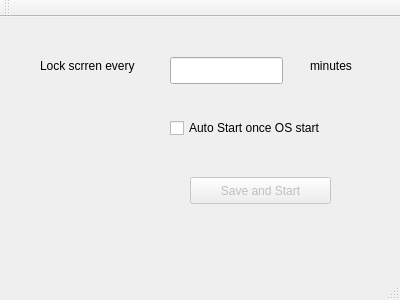
First picture: the form in mainwindow.ui, repository HamiguaLu/eyeProtector, before the edit.
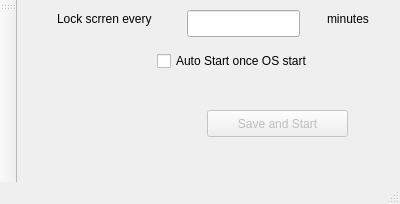
Second picture: the form after the edit. Icons and pictures are not drawn.

The edit to the form file:
```diff
--- a/mainwindow.ui
+++ b/mainwindow.ui
@@ -10,12 +10,12 @@
     <x>0</x>
     <y>0</y>
     <width>400</width>
-    <height>300</height>
+    <height>204</height>
    </rect>
   </property>
   <property name="maximumSize">
    <size>
-    <width>400</width>
+    <width>450</width>
     <height>300</height>
    </size>
   </property>
@@ -37,7 +37,7 @@
     <property name="geometry">
      <rect>
       <x>40</x>
-      <y>40</y>
+      <y>10</y>
       <width>131</width>
       <height>17</height>
      </rect>
@@ -50,7 +50,7 @@
     <property name="geometry">
      <rect>
       <x>170</x>
-      <y>40</y>
+      <y>10</y>
       <width>113</width>
       <height>27</height>
      </rect>
@@ -60,7 +60,7 @@
     <property name="geometry">
      <rect>
       <x>310</x>
-      <y>40</y>
+      <y>10</y>
       <width>67</width>
       <height>17</height>
      </rect>
@@ -73,11 +73,23 @@
     <property name="geometry">
      <rect>
       <x>0</x>
-      <y>80</y>
-      <width>241</width>
-      <height>121</height>
+      <y>30</y>
+      <width>128</width>
+      <height>128</height>
      </rect>
     </property>
+    <property name="minimumSize">
+     <size>
+      <width>128</width>
+      <height>128</height>
+     </size>
+    </property>
+    <property name="maximumSize">
+     <size>
+      <width>128</width>
+      <height>128</height>
+     </size>
+    </property>
     <property name="text">
      <string/>
     </property>
@@ -91,9 +103,9 @@
    <widget class="QCheckBox" name="m_cbAutoStart">
     <property name="geometry">
      <rect>
-      <x>170</x>
-      <y>100</y>
-      <width>201</width>
+      <x>140</x>
+      <y>50</y>
+      <width>231</width>
       <height>22</height>
      </rect>
     </property>
@@ -108,7 +120,7 @@
     <property name="geometry">
      <rect>
       <x>190</x>
-      <y>160</y>
+      <y>110</y>
       <width>141</width>
       <height>27</height>
      </rect>
@@ -117,23 +129,10 @@
      <string>Save and Start</string>
     </property>
    </widget>
-   <widget class="QLabel" name="m_countLabel">
-    <property name="geometry">
-     <rect>
-      <x>40</x>
-      <y>10</y>
-      <width>331</width>
-      <height>17</height>
-     </rect>
-    </property>
-    <property name="text">
-     <string/>
-    </property>
-   </widget>
   </widget>
   <widget class="QToolBar" name="mainToolBar">
    <attribute name="toolBarArea">
-    <enum>TopToolBarArea</enum>
+    <enum>LeftToolBarArea</enum>
    </attribute>
    <attribute name="toolBarBreak">
     <bool>false</bool>
```
